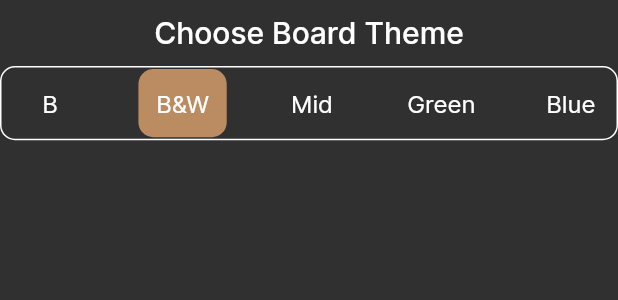
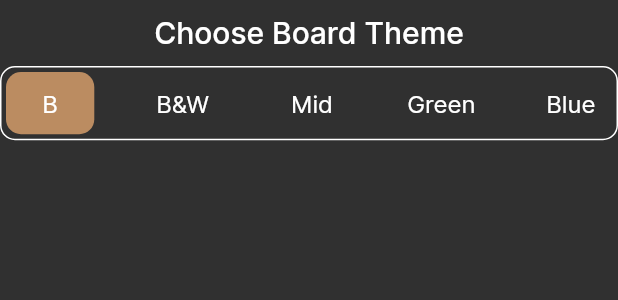
Before and after one commit to MaxSmile/BellaChess, a Flutter app: the BoardColortheme widget shown alone on an empty page, opened directly, after a tap on "B&W", on a phone screen of 412 x 824 dp. Shown: the top 300 px of the screen. Run offline on Flutter 3.47's test engine with Material 2 defaults, Android fonts, the light colour scheme and no system bars; our stand-ins replace audioplayers, get, google_mobile_ads, shared_preferences, webview_flutter; missing offline and left inert: flame, webview_flutter_android, webview_flutter_wkwebview; accounts and stored records are empty; statements that could not run were skipped; project files that could hold a hidden picture were left out.

Commit message:
fixing UI for version update

```diff
--- a/lib/model/app_model.dart
+++ b/lib/model/app_model.dart
@@ -60,6 +60,12 @@ class AppModel extends ChangeNotifier {
   }
 
   InterstitialAd _interstitialAd;
+
+  void tryToShowAds() {
+    if (_interstitialAd != null) {
+      _interstitialAd.show();
+    }
+  }
 
   void _loadInterstitialAd() {
     InterstitialAd.load(
@@ -158,9 +164,7 @@ class AppModel extends ChangeNotifier {
     });
 
     if (notify) {
-      if (_interstitialAd != null) {
-        _interstitialAd.show();
-      }
+      tryToShowAds();
 
       notifyListeners();
     }
@@ -169,10 +173,6 @@ class AppModel extends ChangeNotifier {
   void exitChessView() {
     game.cancelAIMove();
     timer.cancel();
-
-    if (_interstitialAd != null) {
-      _interstitialAd.show();
-    }
 
     notifyListeners();
   }
@@ -258,8 +258,8 @@ class AppModel extends ChangeNotifier {
     notifyListeners();
   }
 
-  void setboardColor(String name) async {
-    boardColor = name;
+  void setBoardColor(int index) async {
+    boardColor = boardIndexes[index];
     notifyListeners();
   }
 
--- a/lib/model/app_stringfile.dart
+++ b/lib/model/app_stringfile.dart
@@ -5,3 +5,12 @@ class BoardColor {
   static const String blue = "blue";
   static const String lightTile = "lightTile";
 }
+
+const boardColors = ["Wooden", "B&W", "Midnight", "Green", "Blue"];
+const boardIndexes = [
+  BoardColor.lightTile,
+  BoardColor.blacknwhite,
+  BoardColor.midnight,
+  BoardColor.green,
+  BoardColor.blue
+];
--- a/lib/views/components/chess_view/game_info_and_controls.dart
+++ b/lib/views/components/chess_view/game_info_and_controls.dart
@@ -2,7 +2,6 @@ import 'package:bellachess/model/app_model.dart';
 import 'package:bellachess/views/components/chess_view/game_info_and_controls/allbutton.dart';
 import 'package:bellachess/views/components/chess_view/game_info_and_controls/moves_undo_redo_row/move_list.dart';
 import 'package:flutter/cupertino.dart';
-
 
 class GameInfoAndControls extends StatelessWidget {
   final AppModel appModel;
--- a/lib/views/components/chess_view/game_info_and_controls/allbutton.dart
+++ b/lib/views/components/chess_view/game_info_and_controls/allbutton.dart
@@ -65,6 +65,7 @@ class AllButtonsScreen extends StatelessWidget {
   }
 
   void undo() {
+    appModel.tryToShowAds();
     if (appModel.playingWithAI) {
       appModel.game.undoTwoMoves();
     } else {
@@ -73,6 +74,7 @@ class AllButtonsScreen extends StatelessWidget {
   }
 
   void redo() {
+    appModel.tryToShowAds();
     if (appModel.playingWithAI) {
       appModel.game.redoTwoMoves();
     } else {
--- a/lib/views/lossscreen.dart
+++ b/lib/views/lossscreen.dart
@@ -1,4 +1,3 @@
-import 'package:flutter/cupertino.dart';
 import 'package:flutter/material.dart';
 
 class LossScreen extends StatelessWidget {
--- a/lib/views/winscreen.dart
+++ b/lib/views/winscreen.dart
@@ -1,4 +1,3 @@
-import 'package:flutter/cupertino.dart';
 import 'package:flutter/material.dart';
 
 class WinScreen extends StatelessWidget {
```
Also changed, not shown: lib/model/app_themes.dart (+6 -6 lines), lib/views/chess_view.dart (+0 -7 lines), lib/views/components/chess_view/chess_board_widget.dart (+1 -16 lines), lib/views/components/settings_view/board_colortheme.dart (+5 -5 lines), lib/views/components/settings_view/piece_theme_picker.dart (+22 -2 lines), lib/views/components/settings_view/toggles.dart (+13 -13 lines), lib/views/settings_view.dart (+2 -13 lines).
